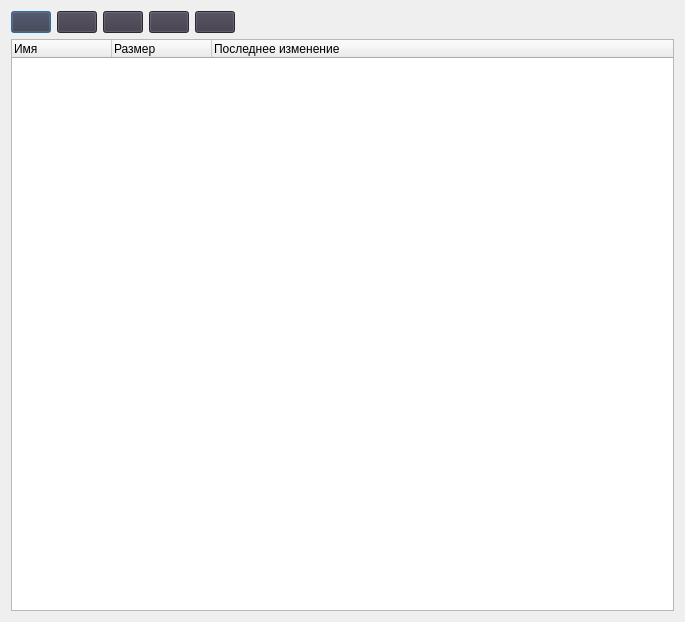
Qt form examples/example-client/ui/explorer.ui (IAmProgrammist/CtrlFTP) before a commit.
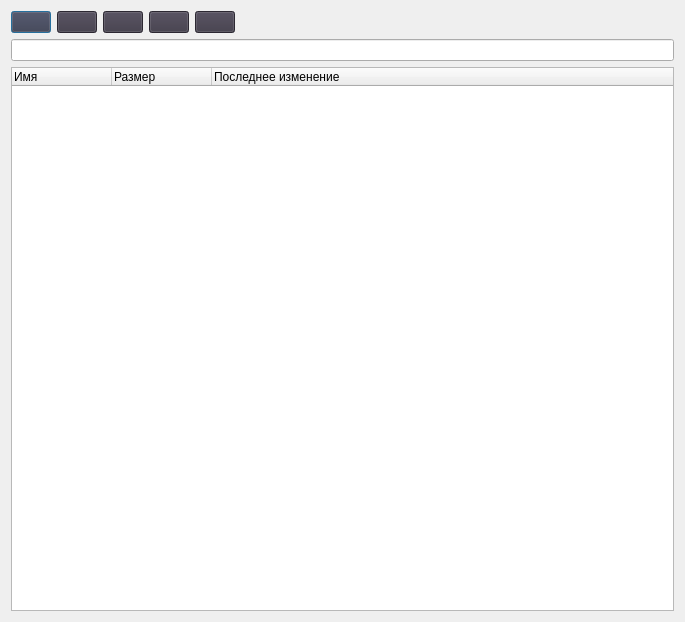
The same form after that commit. Icons and pictures are not drawn.

Diff of the .ui file:
```diff
--- a/examples/example-client/ui/explorer.ui
+++ b/examples/example-client/ui/explorer.ui
@@ -131,6 +131,9 @@
      </item>
     </layout>
    </item>
+   <item>
+    <widget class="QLineEdit" name="inputCurrentDir"/>
+   </item>
    <item>
     <widget class="QTableWidget" name="contents">
      <property name="columnCount">
```
Left out of the diff: 2 changed lines with no effect on the pictures.
